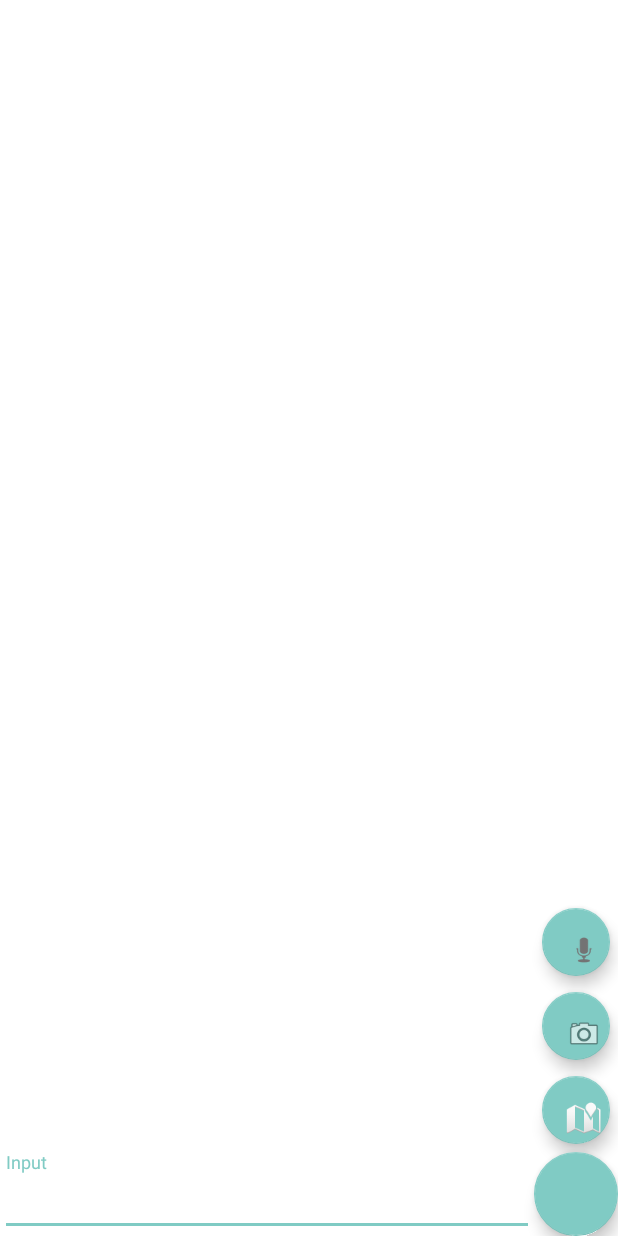
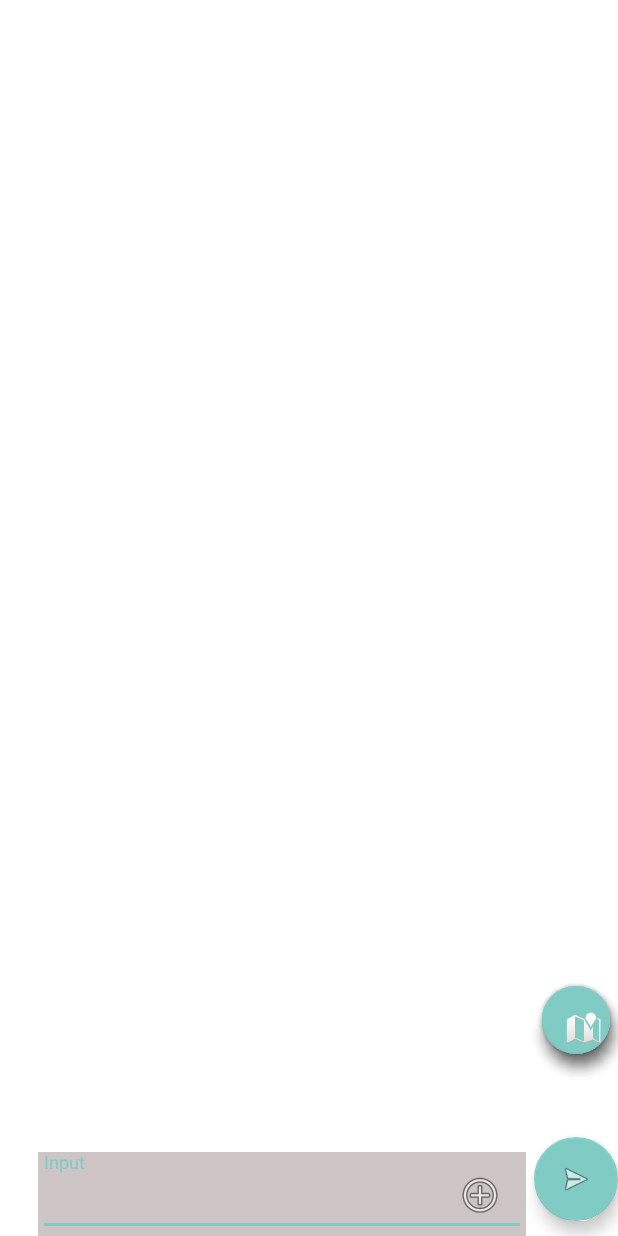
Before and after one commit to adugamayuba/TrueGospelHerosNetwork, an Android app: the screen it shows after launch once a user with an empty profile is signed in (MainActivity), on a phone screen of 412 x 824 dp. Run offline under Robolectric (Android 15) with nearby library versions, the phone set to English and light mode, and no system bars; our stand-ins replace Firebase (no records; nobody signed in at launch, a user with empty details on screens opened directly); libraries missing offline, so code that uses them is left out: com.firebase.ui; 4 statements that could not run were skipped.

Commit message:
Implemented Fab Animation

```diff
--- a/app/src/main/java/com/softdroom/truegospelheronetwork/Authentication/LoginActivity.java
+++ b/app/src/main/java/com/softdroom/truegospelheronetwork/Authentication/LoginActivity.java
@@ -157,6 +157,7 @@ mforgotPassword = findViewById(R.id.link_forgotpassword);
         progressDialog.setMessage("Authenticating...");
         progressDialog.show();
 
+
         String email = _emailText.getText().toString();
         String password = _passwordText.getText().toString();
 
--- a/app/src/main/java/com/softdroom/truegospelheronetwork/MainActivity.java
+++ b/app/src/main/java/com/softdroom/truegospelheronetwork/MainActivity.java
@@ -44,6 +44,8 @@ public class MainActivity extends Activity {
     private FirebaseDatabase FirebaseDatabase;
     private static boolean s_persistenceInitialized = false;
 
+
+    FloatingActionButton fab ;
     FloatingActionButton fab1 ;
     FloatingActionButton  fab2;
     FloatingActionButton fab3;
@@ -56,7 +58,7 @@ public class MainActivity extends Activity {
         super.onCreate(savedInstanceState);
         setContentView(R.layout.activity_main);
 
-
+        fab = (FloatingActionButton) findViewById(R.id.fab);
         fab1 = (FloatingActionButton) findViewById(R.id.fab1);
               fab2 = (FloatingActionButton) findViewById(R.id.fab1);
           fab3 = (FloatingActionButton) findViewById(R.id.fab3);
@@ -110,10 +112,10 @@ public class MainActivity extends Activity {
 //.......................................
 
 
-        FloatingActionButton fab =
-                findViewById(R.id.fab);
+        FloatingActionButton send =
+                findViewById(R.id.send);
 
-        fab.setOnClickListener(new View.OnClickListener() {
+        send.setOnClickListener(new View.OnClickListener() {
             @Override
             public void onClick(View view) {
                 EditText input = findViewById(R.id.input);
@@ -145,7 +147,7 @@ public class MainActivity extends Activity {
 
 
 
-        fab1.setOnClickListener(new View.OnClickListener() {
+        fab.setOnClickListener(new View.OnClickListener() {
             @Override
             public void onClick(View view) {
                 if(!isFABOpen){
@@ -157,7 +159,7 @@ public class MainActivity extends Activity {
         });
 
 
-fab2.setOnClickListener(new View.OnClickListener() {
+fab1.setOnClickListener(new View.OnClickListener() {
     @Override
     public void onClick(View view) {
 
@@ -251,7 +253,7 @@ fab2.setOnClickListener(new View.OnClickListener() {
 
     private void closeFABMenu(){
         isFABOpen=false;
-        fab1.animate().translationY(0);
+       fab1.animate().translationY(0);
         fab2.animate().translationY(0);
         fab3.animate().translationY(0);
     }
--- a/app/src/main/res/layout/activity_main.xml
+++ b/app/src/main/res/layout/activity_main.xml
@@ -14,12 +14,11 @@
         android:layout_height="match_parent"
         android:layout_alignParentTop="true"
         android:layout_alignParentStart="true"
-        android:layout_above="@id/fab"
+        android:layout_above="@id/send"
         android:dividerHeight="16dp"
         android:divider="@android:color/transparent"
         android:id="@+id/list_of_messages"
         android:layout_marginBottom="16dp"/>
-
 
     <com.google.android.material.floatingactionbutton.FloatingActionButton
         android:id="@+id/fab3"
@@ -27,23 +26,44 @@
         android:layout_height="45dp"
         android:layout_above="@id/fab2"
         android:layout_alignParentRight="true"
-        android:layout_margin="5dp"
 
+        android:layout_marginStart="5dp"
+        android:layout_marginTop="5dp"
+        android:layout_marginEnd="5dp"
+        android:layout_marginRight="5dp"
+        android:layout_marginBottom="-45dp"
         app:srcCompat="@android:drawable/ic_btn_speak_now" />
+
 
     <com.google.android.material.floatingactionbutton.FloatingActionButton
         android:id="@+id/fab2"
         android:layout_width="45dp"
         android:layout_height="45dp"
-        android:layout_above="@id/fab1"
+
+        android:layout_alignTop="@+id/fab"
+
         android:layout_alignParentRight="true"
-        android:layout_margin="5dp"
-        app:srcCompat="@android:drawable/ic_menu_camera" />
+        android:layout_marginStart="5dp"
+        android:layout_marginEnd="5dp"
+        android:layout_marginRight="12dp"
+        app:srcCompat="@android:drawable/ic_btn_speak_now" />
 
     <com.google.android.material.floatingactionbutton.FloatingActionButton
         android:id="@+id/fab1"
         android:layout_width="45dp"
-        android:layout_above="@id/fab"
+        android:layout_height="45dp"
+
+        android:layout_alignTop="@+id/fab2"
+        android:layout_alignParentRight="true"
+        android:layout_marginStart="5dp"
+        android:layout_marginEnd="5dp"
+        android:layout_marginRight="8dp"
+        app:srcCompat="@android:drawable/ic_menu_camera" />
+
+    <com.google.android.material.floatingactionbutton.FloatingActionButton
+        android:id="@+id/fab"
+        android:layout_width="45dp"
+        android:layout_above="@id/send"
          android:layout_alignParentRight="true"
         android:layout_height="45dp"
         android:layout_margin="5dp"
@@ -54,7 +74,10 @@
         android:layout_height="wrap_content"
         android:layout_alignParentEnd="true"
         android:layout_alignParentBottom="true"
-        android:id="@+id/fab"
+        android:id="@+id/send"
+        android:layout_marginTop="50dp"
+        android:src="@android:drawable/ic_menu_send"
+        android:layout_marginBottom="10dp"
 
         />
 
@@ -83,8 +106,12 @@
     <com.google.android.material.textfield.TextInputLayout
         android:layout_width="match_parent"
         android:layout_height="wrap_content"
-        android:layout_toStartOf="@id/fab"
+        android:layout_marginLeft="25dp"
+        android:background="#cec6c6"
+        android:layout_toStartOf="@id/send"
+
         android:layout_alignParentBottom="true"
+        android:layout_marginRight="5dp"
         android:layout_alignParentStart="true">
 
 
@@ -92,19 +119,25 @@
     android:layout_width="match_parent"
     android:layout_height="wrap_content"
     android:hint="@string/input"
+        android:textColor="#000000"
     android:id="@+id/input"
-        android:autofillHints=""
+
         android:inputType="" />
 
 
 
     </com.google.android.material.textfield.TextInputLayout>
 
-
-
-
-
-
+    <ImageView
+        android:id="@+id/imageView"
+        android:layout_width="wrap_content"
+        style="@style/TextAppearance.Compat.Notification.Info.Media"
+        android:layout_height="wrap_content"
+        android:layout_alignParentStart="true"
+        android:layout_alignParentBottom="true"
+        android:layout_marginStart="304dp"
+        android:layout_marginBottom="11dp"
+        android:src="@android:drawable/ic_menu_add" />
 
 
 </RelativeLayout>
--- a/app/src/main/res/layout/message.xml
+++ b/app/src/main/res/layout/message.xml
@@ -1,12 +1,11 @@
 <?xml version="1.0" encoding="utf-8"?>
 <com.google.android.material.card.MaterialCardView xmlns:android="http://schemas.android.com/apk/res/android"
     xmlns:app="http://schemas.android.com/apk/res-auto"
-    android:layout_width="match_parent"
-    style="@style/CardView.Light"
-    app:cardElevation="50dp"
-    app:cardPreventCornerOverlap="true"
+    android:layout_width="wrap_content"
+    app:cardElevation="20dp"
+
     app:cardBackgroundColor="@color/colorPrimary"
-    app:cardCornerRadius="50dp"
+
     android:layout_height="wrap_content">
 
 <LinearLayout
```
